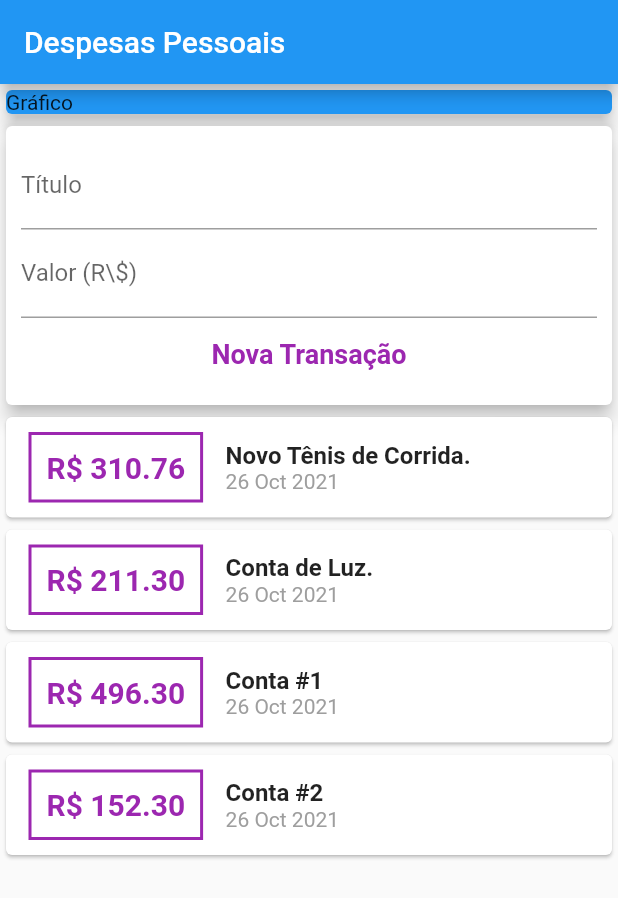
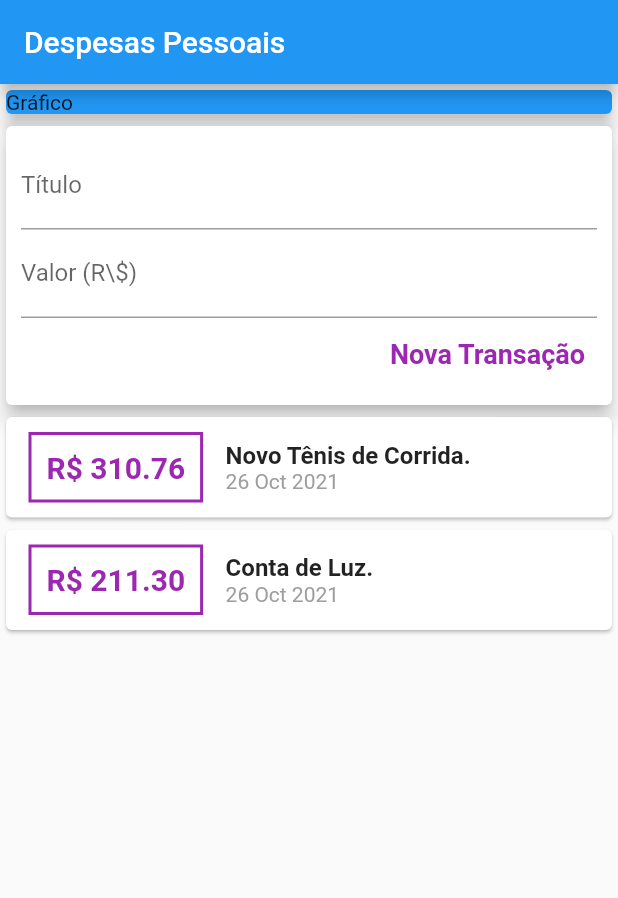
Before and after one commit to renatorv/expenses, a Flutter app: the screen it shows after launch, after a tap on "Nova Transação", on a phone screen of 412 x 824 dp. Shown: the top 898 px of the screen. Run offline on Flutter 3.47's test engine with Material 2 defaults, Android fonts, the phone set to English and light mode, and no system bars.

Commit message:
final da aula 112

```diff
--- a/lib/components/transaction_form.dart
+++ b/lib/components/transaction_form.dart
@@ -7,6 +7,17 @@ class TransactionForm extends StatelessWidget {
   final void Function(String, double) onSubmit;
 
   TransactionForm(this.onSubmit);
+
+  _submitForm() {
+    final title = titleController.text;
+    final value = double.tryParse(valueController.text) ?? 0.0;
+
+    if(title.isEmpty || value <= 0){
+      return;
+    }
+
+    onSubmit(title, value);
+  }
 
   @override
   Widget build(BuildContext context) {
@@ -18,23 +29,24 @@ class TransactionForm extends StatelessWidget {
           children: [
             TextField(
               controller: titleController,
+              onSubmitted: (_) => _submitForm(),
               decoration: const InputDecoration(
                 labelText: 'Título',
               ),
             ),
             TextField(
               controller: valueController,
+              keyboardType: TextInputType.numberWithOptions(decimal: true),
+              onSubmitted: (_) => _submitForm(),
               decoration: const InputDecoration(
                 labelText: r'Valor (R\$)',
               ),
             ),
+            Row(
+              mainAxisAlignment: MainAxisAlignment.end,
+              children: [
                 TextButton(
-              onPressed: () {
-                final title = titleController.text;
-                final value = double.tryParse(valueController.text) ?? 0.0;
-
-                onSubmit(title, value);
-              },
+                  onPressed: _submitForm,
                   child: const Text(
                     'Nova Transação',
                     style: TextStyle(
@@ -46,6 +58,8 @@ class TransactionForm extends StatelessWidget {
                 ),
               ],
             ),
+          ],
+        ),
       ),
     );
   }
--- a/lib/components/transaction_user.dart
+++ b/lib/components/transaction_user.dart
@@ -20,30 +20,6 @@ class _TransactionUserState extends State<TransactionUser> {
       id: 't2',
       title: 'Conta de Luz.',
       value: 211.30,
-      date: DateTime.now(),
-    ),
-    Transaction(
-      id: 't3',
-      title: 'Conta #1',
-      value: 496.30,
-      date: DateTime.now(),
-    ),
-    Transaction(
-      id: 't4',
-      title: 'Conta #2',
-      value: 152.30,
-      date: DateTime.now(),
-    ),
-    Transaction(
-      id: 't6',
-      title: 'Conta #3',
-      value: 152.30,
-      date: DateTime.now(),
-    ),
-    Transaction(
-      id: 't7',
-      title: 'Conta #4',
-      value: 152.30,
       date: DateTime.now(),
     ),
   ];
```
Lines whose indentation alone changed are shown as unchanged.
